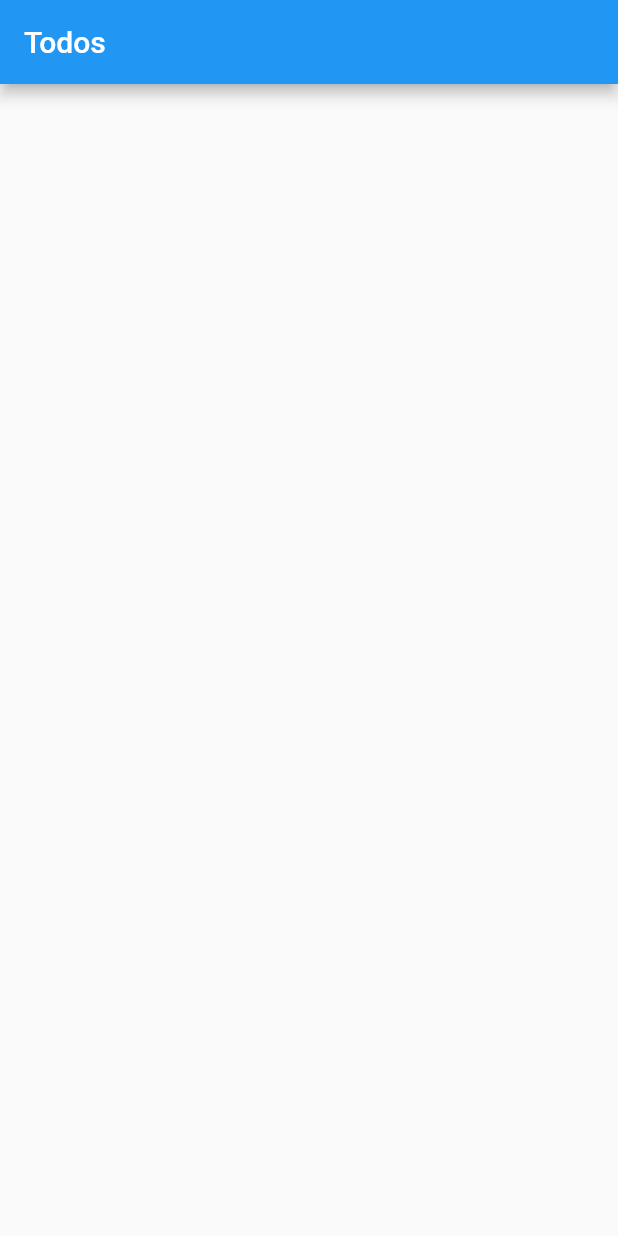
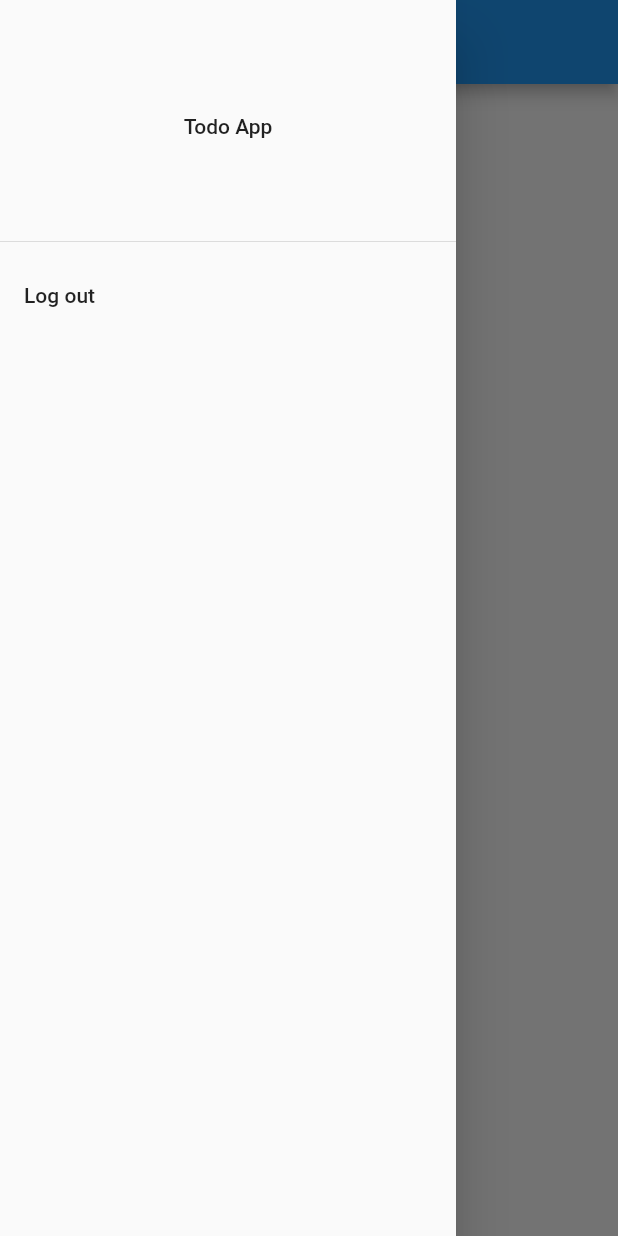
Before and after one commit to johnpryan/fb_todo, a Flutter app: the screen it shows after launch, with the side drawer open (before the commit the screen has no drawer), on a phone screen of 412 x 824 dp. Run offline on Flutter 3.47's test engine with Material 2 defaults, Android fonts, the phone set to English and light mode, and no system bars; our stand-ins replace cloud_firestore, firebase_auth, google_sign_in; missing offline and left inert: flutter_auth_buttons; accounts and stored records are empty.

```diff
--- a/lib/src/pages/todo_list.dart
+++ b/lib/src/pages/todo_list.dart
@@ -46,11 +46,31 @@ class _TodoListPageState extends State<TodoListPage> {
     return user;
   }
 
+  void _logOut() {
+    _auth.signOut();
+    Navigator.of(context).pushReplacementNamed('/login');
+  }
+
   @override
   Widget build(BuildContext context) {
     return Scaffold(
       appBar: AppBar(
         title: Text("Todos"),
+      ),
+      drawer: Drawer(
+        child: ListView(
+          children: <Widget>[
+            DrawerHeader(
+              child: Center(child: Text('Todo App'),),
+            ),
+            ListTile(
+              title: Text('Log out'),
+              onTap: () {
+                _logOut();
+              },
+            ),
+          ],
+        ),
       ),
       body: ListView.builder(
         itemCount: _todos.length,
--- a/pubspec.yaml
+++ b/pubspec.yaml
@@ -11,6 +11,7 @@ dependencies:
   firebase_auth: ^0.14.0
   google_sign_in: any
   provider: ^3.1.0
+  flutter_auth_buttons: ^0.5.0
 dev_dependencies:
   flutter_test:
     sdk: flutter
```
Also changed, not shown: lib/src/app.dart (+23 -3 lines), lib/src/pages/login.dart (added, +22 -0 lines), lib/src/services/todo_service.dart (+2 -5 lines), lib/src/services/auth_service.dart (added), pubspec.lock.
